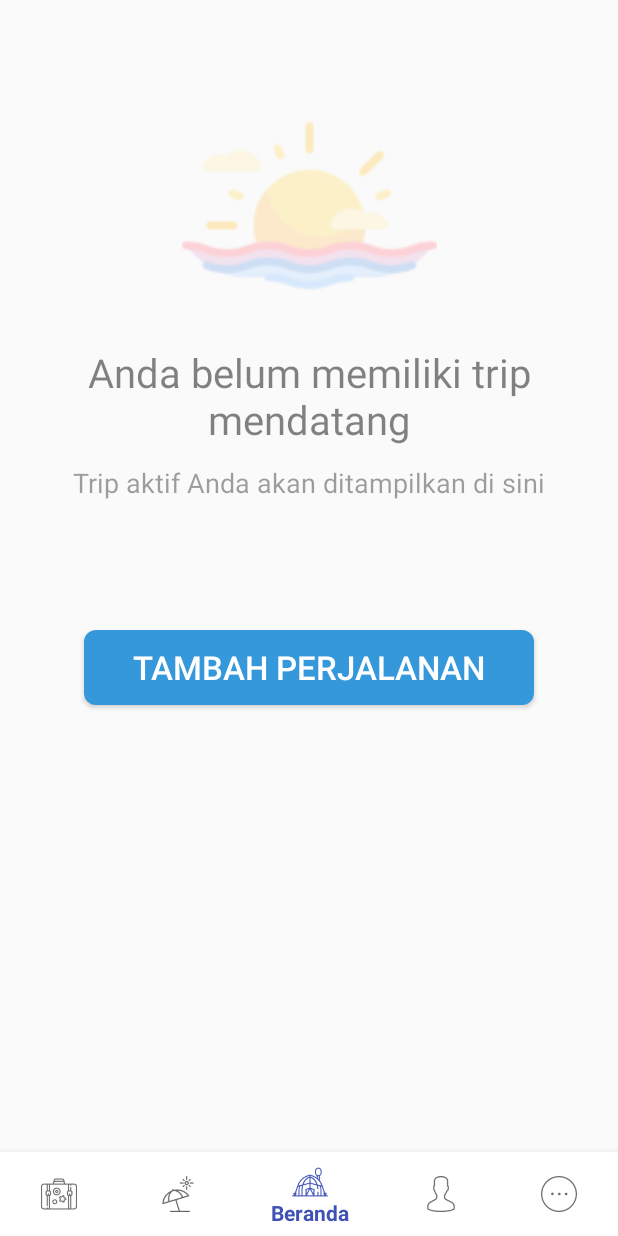
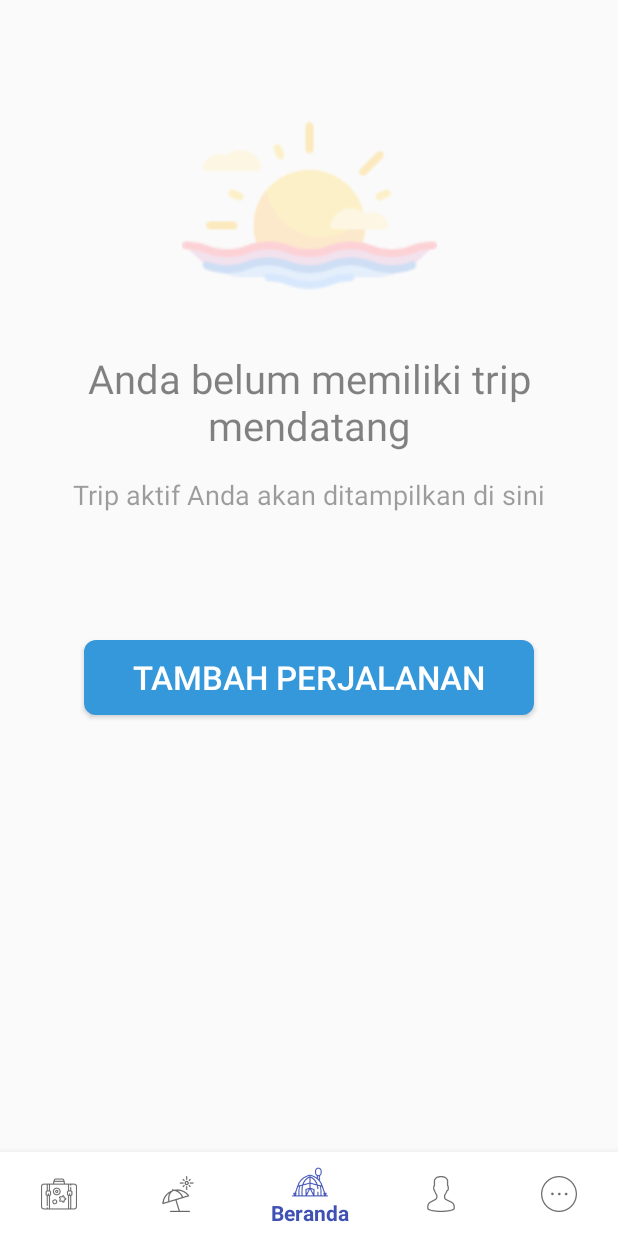
Before and after one commit to rrdea/me-tris, an Android app: the fragment FragmentTrip_Mendatang placed in its activity, on a phone screen of 412 x 824 dp. Run offline under Robolectric (Android 15) with nearby library versions, the phone set to English and light mode, and no system bars.

Commit message:
layout trip saya dan beranda

```diff
--- a/app/src/main/res/layout/fragment_trip_mendatang.xml
+++ b/app/src/main/res/layout/fragment_trip_mendatang.xml
@@ -22,33 +22,31 @@
 
     <TextView
         android:id="@+id/textView5"
-        android:layout_width="match_parent"
+        android:layout_width="300dp"
         android:layout_height="wrap_content"
         android:layout_marginEnd="8dp"
         android:layout_marginStart="8dp"
-        android:layout_marginTop="4dp"
+        android:layout_marginTop="8dp"
         android:alpha="0.9"
         android:text="Anda belum memiliki trip mendatang"
         android:textAlignment="center"
         android:textSize="12pt"
         app:layout_constraintEnd_toEndOf="parent"
-        app:layout_constraintHorizontal_bias="0.0"
         app:layout_constraintStart_toStartOf="parent"
         app:layout_constraintTop_toBottomOf="@+id/imageView3" />
 
     <TextView
         android:id="@+id/textView8"
-        android:layout_width="match_parent"
+        android:layout_width="350dp"
         android:layout_height="wrap_content"
         android:layout_marginEnd="8dp"
         android:layout_marginStart="8dp"
-        android:layout_marginTop="12dp"
+        android:layout_marginTop="16dp"
         android:alpha="0.7"
         android:text="Trip aktif Anda akan ditampilkan di sini"
         android:textAlignment="center"
         android:textSize="8pt"
         app:layout_constraintEnd_toEndOf="parent"
-        app:layout_constraintHorizontal_bias="0.0"
         app:layout_constraintStart_toStartOf="parent"
         app:layout_constraintTop_toBottomOf="@+id/textView5" />
 
```
Also changed, not shown: app/src/main/res/layout/fragment_beranda.xml (+4 -4 lines), app/src/main/res/layout/fragment_trip_sebelumnya.xml (+5 -7 lines).
